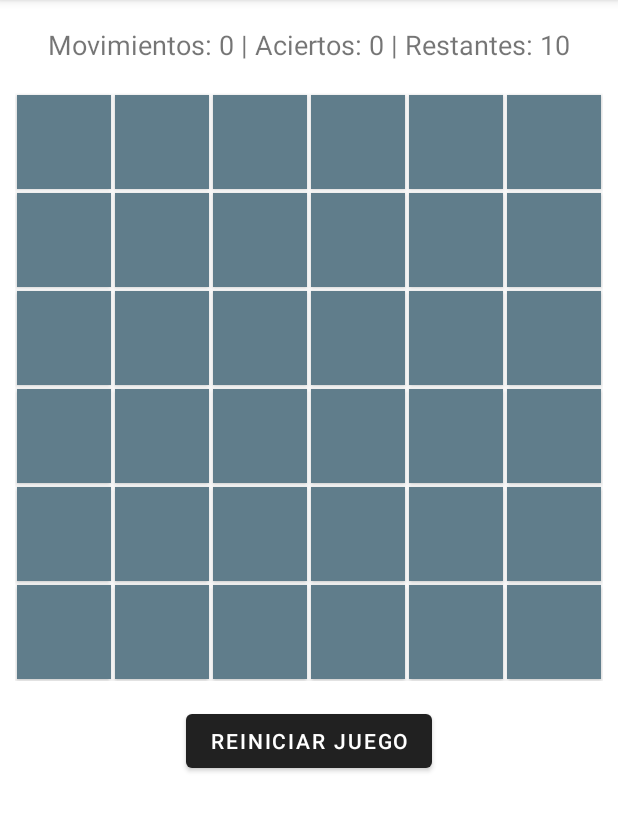
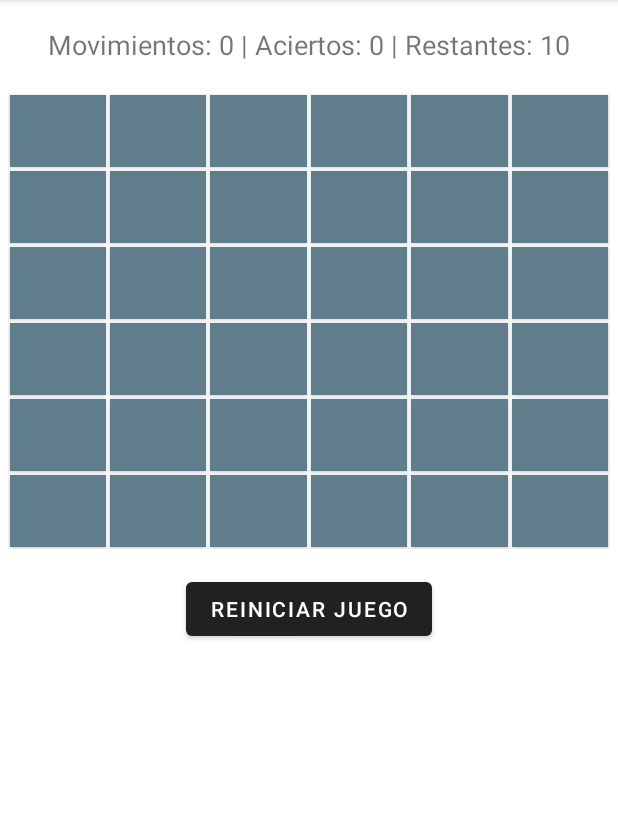
Before and after one commit to javierorleans/batallaNavalKotlin, an Android app: the MainActivity screen opened directly, with no data from a screen before it, on a phone screen of 412 x 824 dp, the part 84-916 px from its top. Run offline under Robolectric (Android 15) with nearby library versions, the phone set to English and light mode, and no system bars.

Commit message:
cambio en ancho de grid para que se ajuste a la pantalla

```diff
--- a/app/src/main/java/com/example/batallanaval/MainActivity.kt
+++ b/app/src/main/java/com/example/batallanaval/MainActivity.kt
@@ -125,7 +125,7 @@ class MainActivity : AppCompatActivity() {
 
     private fun crearGrillaConBotones() {
         gridLayout.removeAllViews() //borra elementos en el tablero
-
+        gridLayout.rowCount = filas
         gridLayout.columnCount = columnas
         //bucle para crear los 36 botones iniciales
         for (i in buttons.indices) {
@@ -136,15 +136,21 @@ class MainActivity : AppCompatActivity() {
             val sizePx = cmToPx(1f) // le doy tamaño
 
             //diseño del boton
-            val params = GridLayout.LayoutParams()
-            params.width = sizePx
-            params.height = sizePx
+            // Configuro que el ancho de la grilla se adapte al ancho de la pantalla, tanto vertical como horizontal
+            // Ya no se ven cuadrados los botones, sino rectangulares. evitamos usar HorizontalScrollView
+            val params = GridLayout.LayoutParams().apply{
+                width = 0
+                height = GridLayout.LayoutParams.WRAP_CONTENT
+                columnSpec = GridLayout.spec(GridLayout.UNDEFINED, 1f)
+            }
+
             params.setMargins(2, 2, 2, 2)
+
             //asignamos fila y columnas en función de i
             val row = i / columnas  //en que fila va
             val col = i % columnas  //en que columna va
             params.rowSpec = GridLayout.spec(row)  //establecer la fila
-            params.columnSpec = GridLayout.spec(col)  //establecer la columna
+            params.columnSpec = GridLayout.spec(col, 1f)  //establecer la columna: 1f: ocupá 1 columna y repartí equitativamente el espacio
             button.layoutParams = params //asigno al boton todos los paramentros
 
 
--- a/app/src/main/res/layout/activity_main.xml
+++ b/app/src/main/res/layout/activity_main.xml
@@ -1,5 +1,8 @@
 <?xml version="1.0" encoding="utf-8"?>
-<ScrollView xmlns:android="http://schemas.android.com/apk/res/android"
+
+
+<ScrollView
+    xmlns:android="http://schemas.android.com/apk/res/android"
     android:layout_width="match_parent"
     android:layout_height="match_parent"
     android:fillViewport="true">
@@ -22,10 +25,12 @@
 
         <GridLayout
             android:id="@+id/gridLayout"
-            android:layout_width="wrap_content"
+            android:layout_width="match_parent"
             android:layout_height="wrap_content"
             android:layout_gravity="center_horizontal"
             android:layout_marginTop="20dp"
+            android:alignmentMode="alignMargins"
+            android:useDefaultMargins="true"
             />
 
         <Button
```
